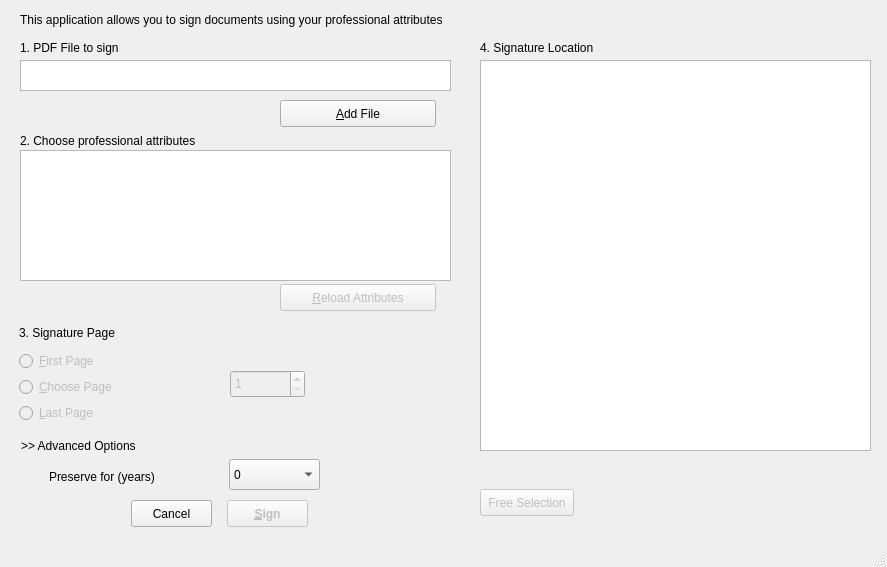
This is pteid-mw-pt/_src/eidmw/scap-client-v2/scapsignature.ui in amagovpt/autenticacao.gov as Qt 5 draws it before an edit. The edited form follows.
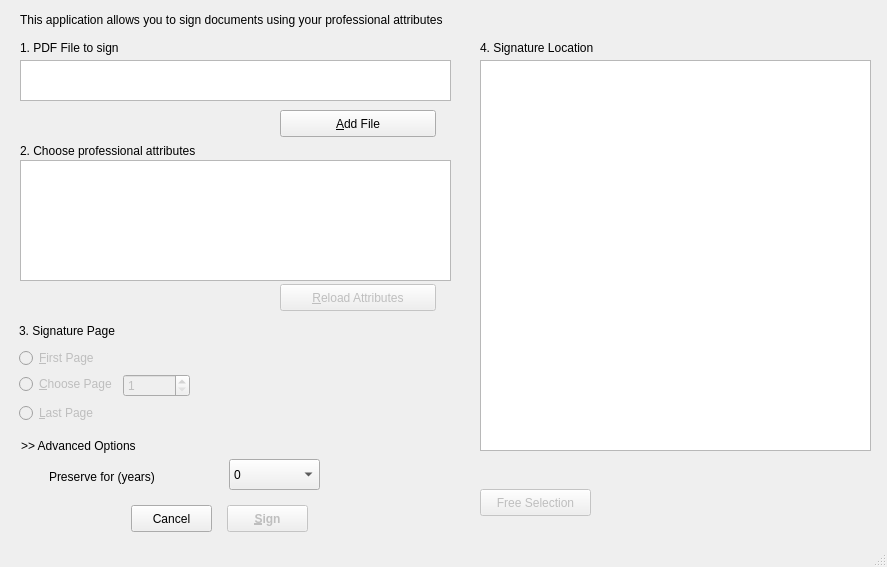
This is the edited form. Icons and pictures are not drawn. Custom widgets are drawn as their Qt base class.

```diff
--- a/pteid-mw-pt/_src/eidmw/scap-client-v2/scapsignature.ui
+++ b/pteid-mw-pt/_src/eidmw/scap-client-v2/scapsignature.ui
@@ -43,7 +43,7 @@
      <property name="geometry">
       <rect>
        <x>270</x>
-       <y>70</y>
+       <y>80</y>
        <width>156</width>
        <height>27</height>
       </rect>
@@ -64,7 +64,7 @@
        <x>10</x>
        <y>30</y>
        <width>431</width>
-       <height>31</height>
+       <height>41</height>
       </rect>
      </property>
     </widget>
@@ -88,7 +88,7 @@
      <property name="geometry">
       <rect>
        <x>217</x>
-       <y>470</y>
+       <y>475</y>
        <width>81</width>
        <height>27</height>
       </rect>
@@ -104,7 +104,7 @@
      <property name="geometry">
       <rect>
        <x>121</x>
-       <y>470</y>
+       <y>475</y>
        <width>81</width>
        <height>27</height>
       </rect>
@@ -130,9 +130,9 @@
      <property name="geometry">
       <rect>
        <x>10</x>
-       <y>120</y>
+       <y>130</y>
        <width>431</width>
-       <height>131</height>
+       <height>121</height>
       </rect>
      </property>
      <attribute name="headerVisible">
@@ -148,7 +148,7 @@
      <property name="geometry">
       <rect>
        <x>10</x>
-       <y>100</y>
+       <y>110</y>
        <width>431</width>
        <height>21</height>
       </rect>
@@ -293,14 +293,46 @@
        </widget>
       </item>
       <item>
-       <widget class="QRadioButton" name="radioButton_choosepage">
-        <property name="enabled">
-         <bool>false</bool>
+       <layout class="QFormLayout" name="formLayout_3">
+        <property name="fieldGrowthPolicy">
+         <enum>QFormLayout::ExpandingFieldsGrow</enum>
         </property>
-        <property name="text">
-         <string>&amp;Choose Page</string>
+        <property name="labelAlignment">
+         <set>Qt::AlignLeading|Qt::AlignLeft|Qt::AlignVCenter</set>
         </property>
-       </widget>
+        <property name="formAlignment">
+         <set>Qt::AlignLeading|Qt::AlignLeft|Qt::AlignVCenter</set>
+        </property>
+        <item row="0" column="0">
+         <widget class="QRadioButton" name="radioButton_choosepage">
+          <property name="enabled">
+           <bool>false</bool>
+          </property>
+          <property name="text">
+           <string>&amp;Choose Page</string>
+          </property>
+         </widget>
+        </item>
+        <item row="0" column="1">
+         <widget class="QSpinBox" name="spinBox_page">
+          <property name="enabled">
+           <bool>false</bool>
+          </property>
+          <property name="sizePolicy">
+           <sizepolicy hsizetype="Maximum" vsizetype="Maximum">
+            <horstretch>0</horstretch>
+            <verstretch>0</verstretch>
+           </sizepolicy>
+          </property>
+          <property name="minimum">
+           <number>1</number>
+          </property>
+          <property name="maximum">
+           <number>999999</number>
+          </property>
+         </widget>
+        </item>
+       </layout>
       </item>
       <item>
        <widget class="QRadioButton" name="radioButton_lastpage">
@@ -322,7 +354,7 @@
       <rect>
        <x>470</x>
        <y>459</y>
-       <width>94</width>
+       <width>111</width>
        <height>27</height>
       </rect>
      </property>
@@ -394,31 +426,6 @@
      </item>
     </layout>
    </widget>
-   <widget class="QSpinBox" name="spinBox_page">
-    <property name="enabled">
-     <bool>false</bool>
-    </property>
-    <property name="geometry">
-     <rect>
-      <x>230</x>
-      <y>370</y>
-      <width>75</width>
-      <height>28</height>
-     </rect>
-    </property>
-    <property name="sizePolicy">
-     <sizepolicy hsizetype="Maximum" vsizetype="Maximum">
-      <horstretch>0</horstretch>
-      <verstretch>0</verstretch>
-     </sizepolicy>
-    </property>
-    <property name="minimum">
-     <number>1</number>
-    </property>
-    <property name="maximum">
-     <number>999999</number>
-    </property>
-   </widget>
    <widget class="QLabel" name="label">
     <property name="geometry">
      <rect>
```
